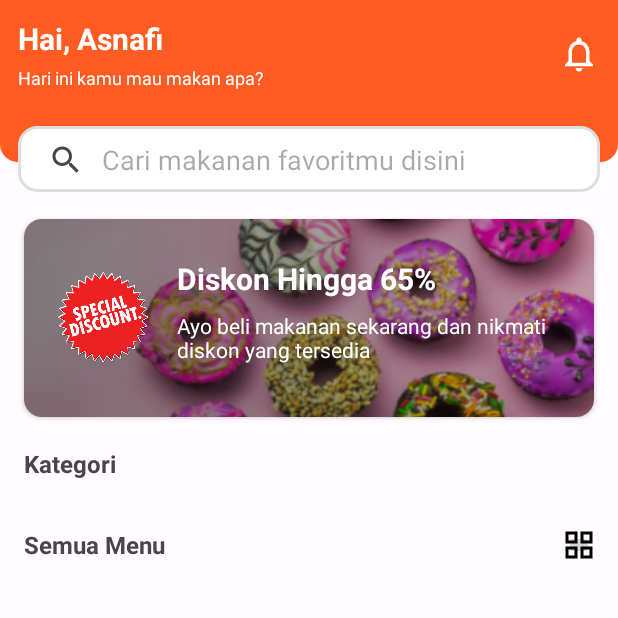
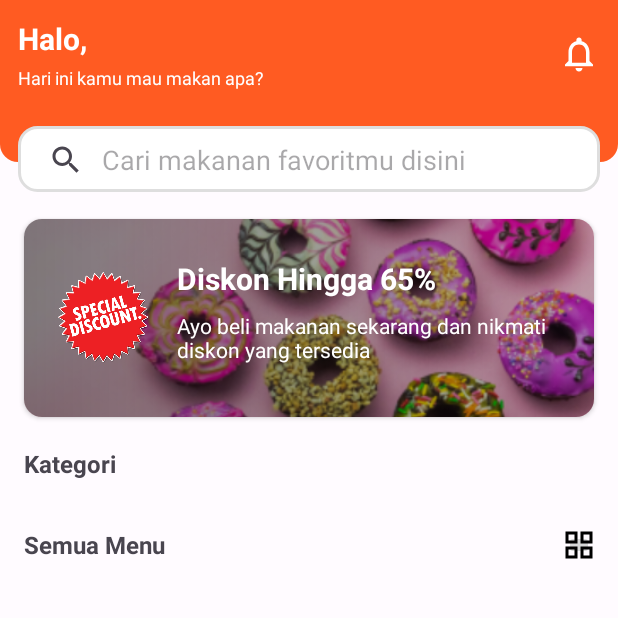
Before and after one commit to asnafialkaromi/24001084-km6-asn-SFoods, an Android app: the fragment HomeFragment shown on its own in the app's theme, on a phone screen of 412 x 824 dp, the top half of it. Run offline under Robolectric (Android 15) with nearby library versions, the phone set to English and light mode, and no system bars; our stand-ins replace Firebase (no records; nobody signed in at launch, a user with empty details on screens opened directly); pictures from the network do not load; 2 statements that could not run were skipped.

Commit message:
Adding get current user name in home header

```diff
--- a/app/src/main/java/com/nafi/sfoods/presentation/home/HomeFragment.kt
+++ b/app/src/main/java/com/nafi/sfoods/presentation/home/HomeFragment.kt
@@ -44,6 +44,7 @@ class HomeFragment : Fragment() {
         savedInstanceState: Bundle?,
     ) {
         super.onViewCreated(view, savedInstanceState)
+        getCurrentUserName()
         setAdapterCategory()
         setAdapterMenu()
         applyGridMode()
@@ -53,6 +54,11 @@ class HomeFragment : Fragment() {
         isUsingGridMode?.let { bindMenuList(it) }
         setClickActionMenu()
         getMenuData(null)
+    }
+
+    private fun getCurrentUserName() {
+        val userName = homeViewModel.getCurrentUser()?.fullName
+        binding.layoutHeader.textName.text = userName
     }
 
     private fun setAdapterCategory() {
--- a/app/src/main/java/com/nafi/sfoods/presentation/home/HomeViewModel.kt
+++ b/app/src/main/java/com/nafi/sfoods/presentation/home/HomeViewModel.kt
@@ -19,4 +19,6 @@ class HomeViewModel(
     fun isUsingGridMode() = userRepository.isUsingGridMode()
 
     fun setUsingGridMode(isUsingGridMode: Boolean) = userRepository.setUsingGridMode(isUsingGridMode)
+
+    fun getCurrentUser() = userRepository.getCurrentUser()
 }
--- a/app/src/main/res/layout/layout_home_header.xml
+++ b/app/src/main/res/layout/layout_home_header.xml
@@ -5,10 +5,26 @@
     xmlns:app="http://schemas.android.com/apk/res-auto">
 
     <TextView
+        android:id="@+id/text_hello"
+        android:layout_width="wrap_content"
+        android:layout_height="wrap_content"
+        android:layout_marginStart="12dp"
+        android:layout_marginVertical="12dp"
+        android:ellipsize="end"
+        android:maxLines="1"
+        android:text="@string/text_hello"
+        android:textColor="@color/md_theme_light_onPrimary"
+        android:textSize="20sp"
+        android:textStyle="bold"
+        app:layout_constraintStart_toStartOf="parent"
+        app:layout_constraintTop_toTopOf="parent" />
+
+    <TextView
         android:id="@+id/text_name"
         android:layout_width="0dp"
         android:layout_height="wrap_content"
-        android:layout_marginHorizontal="12dp"
+        android:layout_marginStart="6dp"
+        android:layout_marginEnd="12dp"
         android:layout_marginVertical="12dp"
         android:ellipsize="end"
         android:maxLines="1"
@@ -17,7 +33,7 @@
         android:textSize="20sp"
         android:textStyle="bold"
         app:layout_constraintEnd_toStartOf="@id/iv_notification"
-        app:layout_constraintStart_toStartOf="parent"
+        app:layout_constraintStart_toEndOf="@+id/text_hello"
         app:layout_constraintTop_toTopOf="parent" />
 
     <TextView
--- a/app/src/main/res/values/strings.xml
+++ b/app/src/main/res/values/strings.xml
@@ -7,7 +7,7 @@
     <string name="text_profile">Profile</string>
     <string name="text_hint_name">Nama</string>
     <string name="text_hint_email">Email</string>
-    <string name="text_name">Hai, Asnafi</string>
+    <string name="text_name">Asnafi</string>
     <string name="text_greetings">Hari ini kamu mau makan apa?</string>
     <string name="text_search_hint">Cari makanan favoritmu disini</string>
     <string name="text_banner_title">Diskon Hingga 65%</string>
@@ -85,4 +85,5 @@
     <string name="text_method_cash">Cash</string>
     <string name="text_method_ewallet">E-Wallet</string>
     <string name="text_title_order_summary">Menu Order Summary</string>
+    <string name="text_hello">Halo,</string>
 </resources>
```
